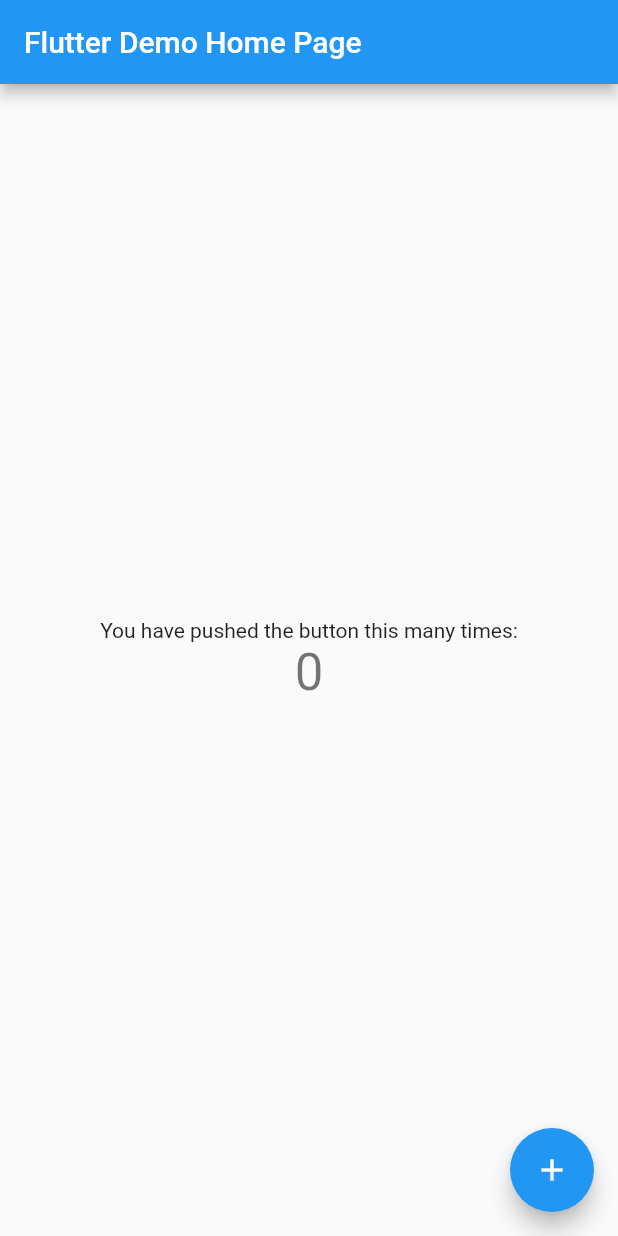
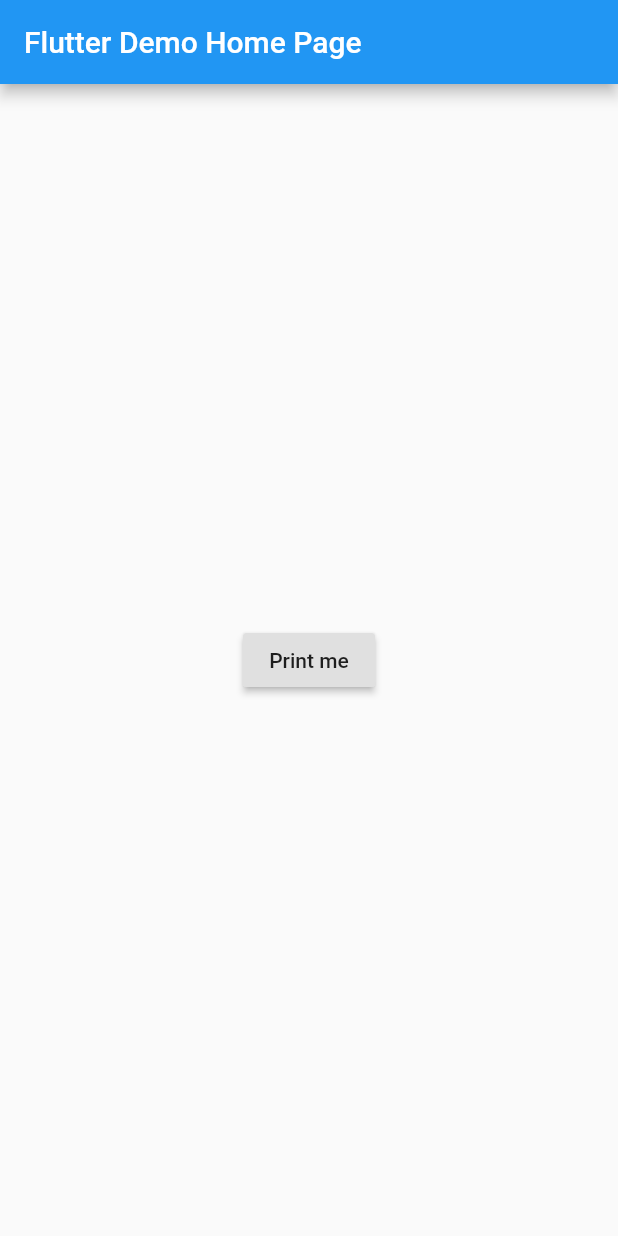
Before and after one commit to payfazz/fazz_tools, a Flutter app: the screen it shows after launch, on a phone screen of 412 x 824 dp. Run offline on Flutter 3.47's test engine with Material 2 defaults, Android fonts, the phone set to English and light mode, and no system bars; our stand-ins replace dio; network calls fail.

Commit message:
add example print

```diff
--- a/example/lib/main.dart
+++ b/example/lib/main.dart
@@ -1,4 +1,5 @@
 import 'package:dio/dio.dart';
+import 'package:fazz_tools/fazz_tools.dart';
 import 'package:flutter/material.dart';
 
 void main() => runApp(MyApp());
@@ -26,34 +27,22 @@ class MyHomePage extends StatefulWidget {
 
 class _MyHomePageState extends State<MyHomePage> {
   Dio _dio;
-  int _counter = 0;
+  FazzTools _fazzTools;
 
   _MyHomePageState() {
     _dio = Dio();
-    _dio.interceptors.add(
-      InterceptorsWrapper(
-        onRequest: (req) {
-          print(req);
-        },
-        onError: (err) {
-          print(err);
-        },
-        onResponse: (resp) {
-          print(resp);
-        },
-      ),
-    );
+    _fazzTools =
+        FazzTools(hostname: '192.168.0.103', port: 9669, isDebug: true);
+    _dio.interceptors.add(_fazzTools.networkInspector.dioInspect);
   }
 
-  @override
-  initState() {
-    super.initState();
-  }
-
-  void _incrementCounter() {
-    setState(() {
-      _counter++;
-    });
+  void _printMe() {
+    _fazzTools.log.timerStart();
+    _fazzTools.log.printGroup('output from method _printMe');
+    _fazzTools.log.printTable({'name': 'kondel'});
+    _fazzTools.log.print('hello kondel');
+    _fazzTools.log.printEndGroup();
+    _fazzTools.log.timerEnd();
   }
 
   @override
@@ -63,24 +52,11 @@ class _MyHomePageState extends State<MyHomePage> {
         title: Text(widget.title),
       ),
       body: Center(
-        child: Column(
-          mainAxisAlignment: MainAxisAlignment.center,
-          children: <Widget>[
-            Text(
-              'You have pushed the button this many times:',
-            ),
-            Text(
-              '$_counter',
-              style: Theme.of(context).textTheme.display1,
-            ),
-          ],
+        child: RaisedButton(
+          child: Text('Print me'),
+          onPressed: _printMe,
         ),
       ),
-      floatingActionButton: FloatingActionButton(
-        onPressed: _incrementCounter,
-        tooltip: 'Increment',
-        child: Icon(Icons.add),
-      ), // This trailing comma makes auto-formatting nicer for build methods.
     );
   }
 }
```
